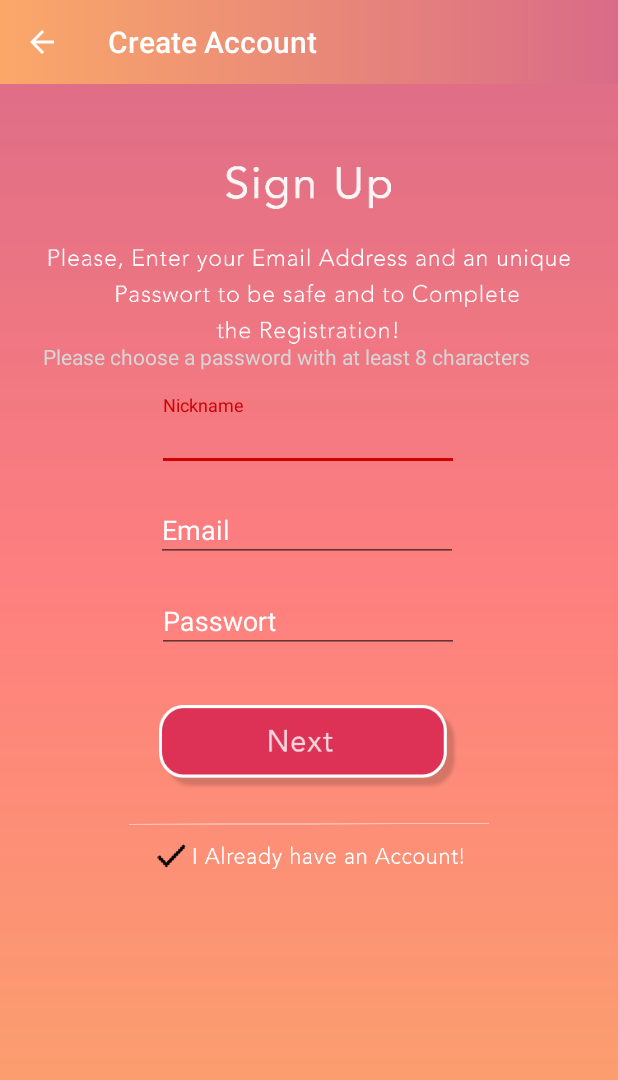
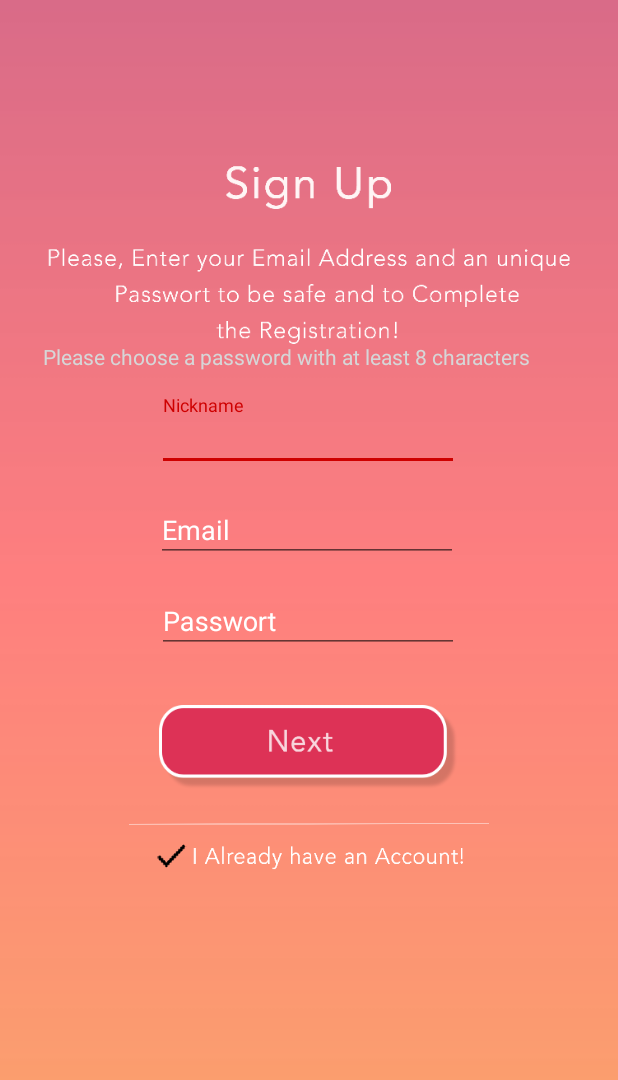
Before and after one commit to HiimLuki/HeyChat, an Android app: the RegisterActivity screen opened directly, with no data from a screen before it, on a phone screen of 412 x 824 dp. Shown: the top 1080 px of the screen. Run offline under Robolectric (Android 15) with nearby library versions, the phone set to English and light mode, and no system bars; our stand-ins replace Firebase (no records; nobody signed in at launch, a user with empty details on screens opened directly).

Commit message:
Chat - neuer Hintergrund Main - Viewpager startet immer bei Chats Login/Register - verbessert

```diff
--- a/app/src/main/res/layout/activity_chat.xml
+++ b/app/src/main/res/layout/activity_chat.xml
@@ -4,7 +4,7 @@
     xmlns:tools="http://schemas.android.com/tools"
     android:layout_width="match_parent"
     android:layout_height="match_parent"
-    android:background="@android:color/darker_gray"
+    android:background="@drawable/backgroundchat"
     tools:context=".ChatActivity">
 
     <Button
--- a/app/src/main/res/layout/activity_login.xml
+++ b/app/src/main/res/layout/activity_login.xml
@@ -9,7 +9,8 @@
 
     <include
         android:id="@+id/login_toolbar"
-        layout="@layout/app_bar_layout"></include>
+        layout="@layout/app_bar_layout"
+        android:visibility="invisible"></include>
 
     <android.support.design.widget.TextInputLayout
         android:id="@+id/log_email"
--- a/app/src/main/res/layout/activity_register.xml
+++ b/app/src/main/res/layout/activity_register.xml
@@ -9,7 +9,8 @@
 
     <include
         android:id="@+id/register_toolbar"
-        layout="@layout/app_bar_layout"></include>
+        layout="@layout/app_bar_layout"
+        android:visibility="invisible"></include>
 
     <android.support.design.widget.TextInputLayout
         android:id="@+id/reg_display_name"
```
Also changed, not shown: app/src/main/java/heycompany/heychat/MainActivity.java (+5 -3 lines), app/src/main/res/layout/message_single_layout.xml (+10 -8 lines).
